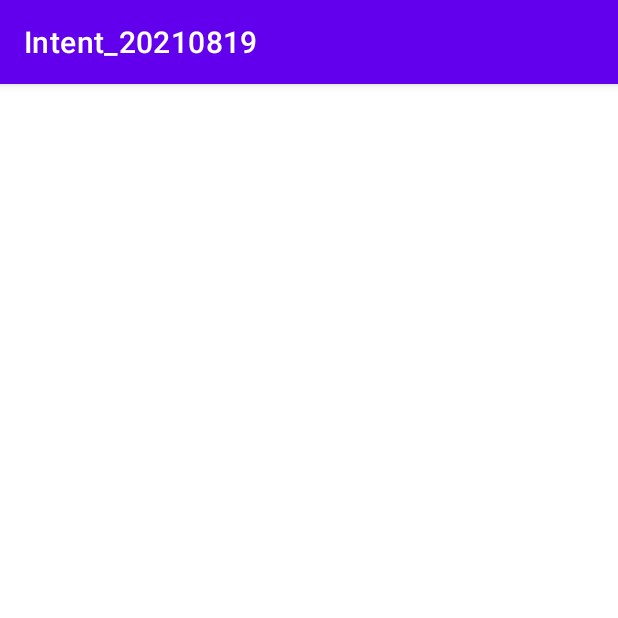
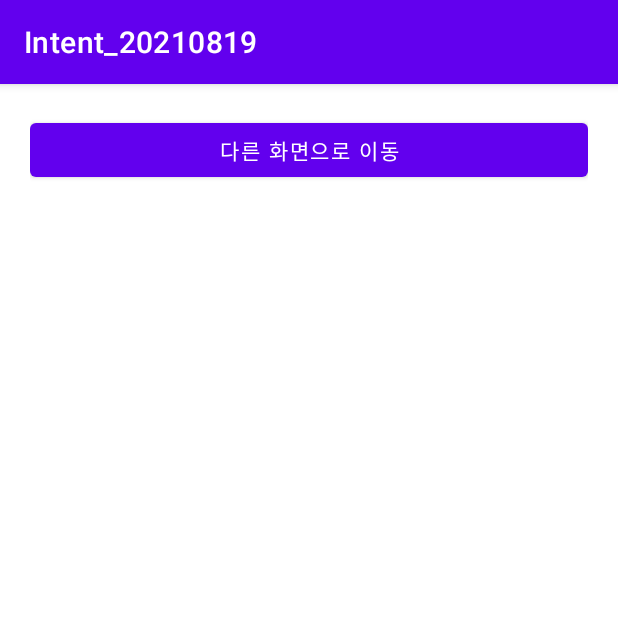
Before and after one commit to cho881020/Intent_20210819, an Android app: the screen it shows after launch (MainActivity), on a phone screen of 412 x 824 dp, the top half of it. Run offline under Robolectric (Android 15) with nearby library versions, the phone set to English and light mode, and no system bars.

Commit message:
다른 화면 추가

```diff
--- a/app/src/main/AndroidManifest.xml
+++ b/app/src/main/AndroidManifest.xml
@@ -10,6 +10,9 @@
         android:supportsRtl="true"
         android:theme="@style/Theme.Intent_20210819">
         <activity
+            android:name=".OtherActivity"
+            android:exported="true" />
+        <activity
             android:name=".MainActivity"
             android:exported="true">
             <intent-filter>
--- a/app/src/main/res/layout/activity_main.xml
+++ b/app/src/main/res/layout/activity_main.xml
@@ -5,7 +5,12 @@
     android:layout_width="match_parent"
     android:layout_height="match_parent"
     android:orientation="vertical"
+    android:padding="20dp"
     tools:context=".MainActivity">
 
+    <Button
+        android:layout_width="match_parent"
+        android:layout_height="wrap_content"
+        android:text="다른 화면으로 이동" />
 
 </LinearLayout>
```
Also changed, not shown: app/src/main/java/com/neppplus/intent_20210819/OtherActivity.kt (added, +11 -0 lines), app/src/main/res/layout/activity_other.xml (added, +9 -0 lines).
